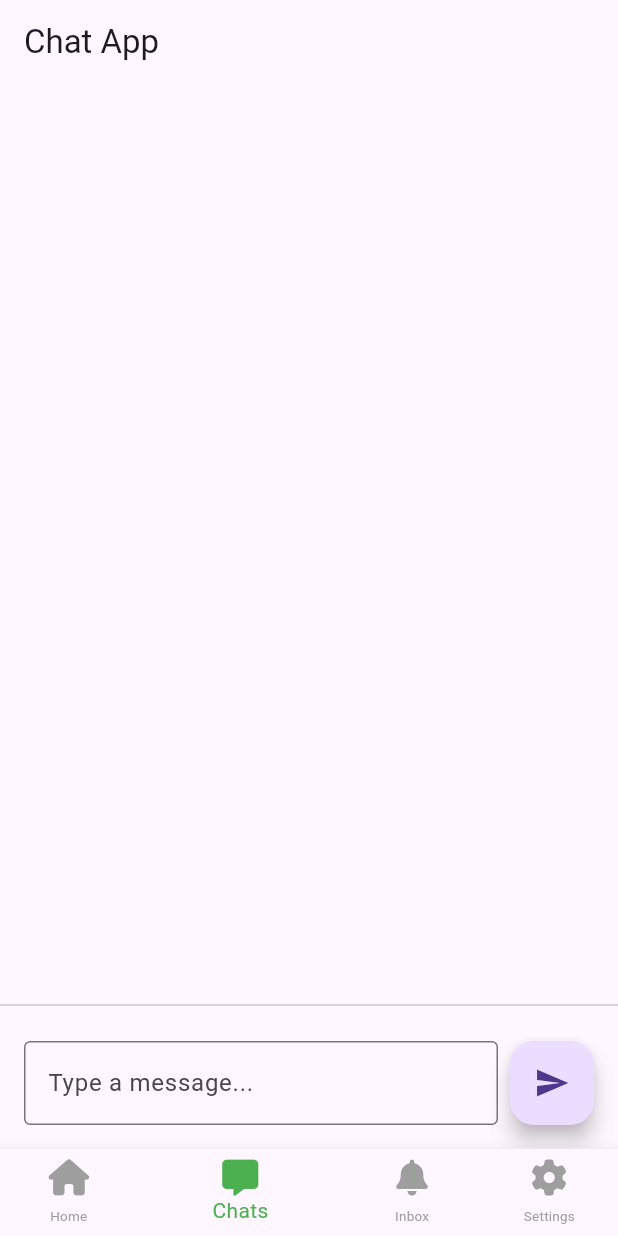
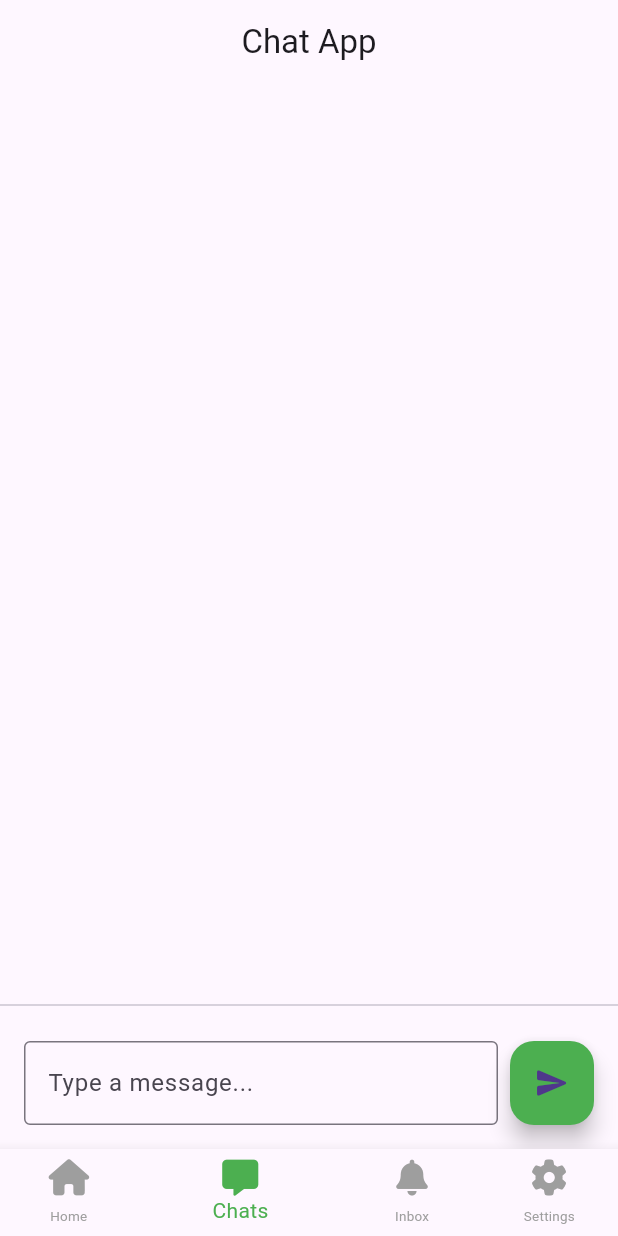
Before and after one commit to domib97/notes_app2, a Flutter app: the screen it shows after launch, item 2 of the bottom bar chosen, on a phone screen of 412 x 824 dp. Run offline on Flutter 3.47's test engine with Material 3 defaults, Android fonts, the phone set to English and light mode, and no system bars; our stand-ins replace flutter_animate, font_awesome_flutter.

Commit message:
added something

```diff
--- a/lib/chat_page.dart
+++ b/lib/chat_page.dart
@@ -10,6 +10,7 @@ class MyApp extends StatelessWidget {
     return MaterialApp(
       title: 'Chat App',
       theme: ThemeData(
+
         primarySwatch: Colors.green,
       ),
       home: ChatScreen(),
@@ -21,6 +22,14 @@ class ChatScreen extends StatefulWidget {
   @override
   _ChatScreenState createState() => _ChatScreenState();
   const ChatScreen({super.key});
+}
+
+class _Message {
+  final String text;
+  final bool isMine;
+  final DateTime timestamp;
+
+  _Message({required this.text, required this.isMine, required this.timestamp});
 }
 
 class _ChatScreenState extends State<ChatScreen> {
@@ -45,6 +54,7 @@ class _ChatScreenState extends State<ChatScreen> {
     return Scaffold(
       appBar: AppBar(
         title: Text('Chat App'),
+        centerTitle: true,
       ),
       body: Column(
         children: <Widget>[
@@ -120,7 +130,10 @@ class _ChatScreenState extends State<ChatScreen> {
                 FloatingActionButton(
                   onPressed: _handleSendMessage,
                   tooltip: 'Send',
-                  child: Icon(Icons.send),
+                  splashColor: Colors.green,
+                  backgroundColor: Colors.green,
+                  hoverColor: Colors.pink,
+                  child: Icon(Icons.send_rounded),
                 ),
               ],
             ),
@@ -130,11 +143,3 @@ class _ChatScreenState extends State<ChatScreen> {
     );
   }
 }
-
-class _Message {
-  final String text;
-  final bool isMine;
-  final DateTime timestamp;
-
-  _Message({required this.text, required this.isMine, required this.timestamp});
-}
```
